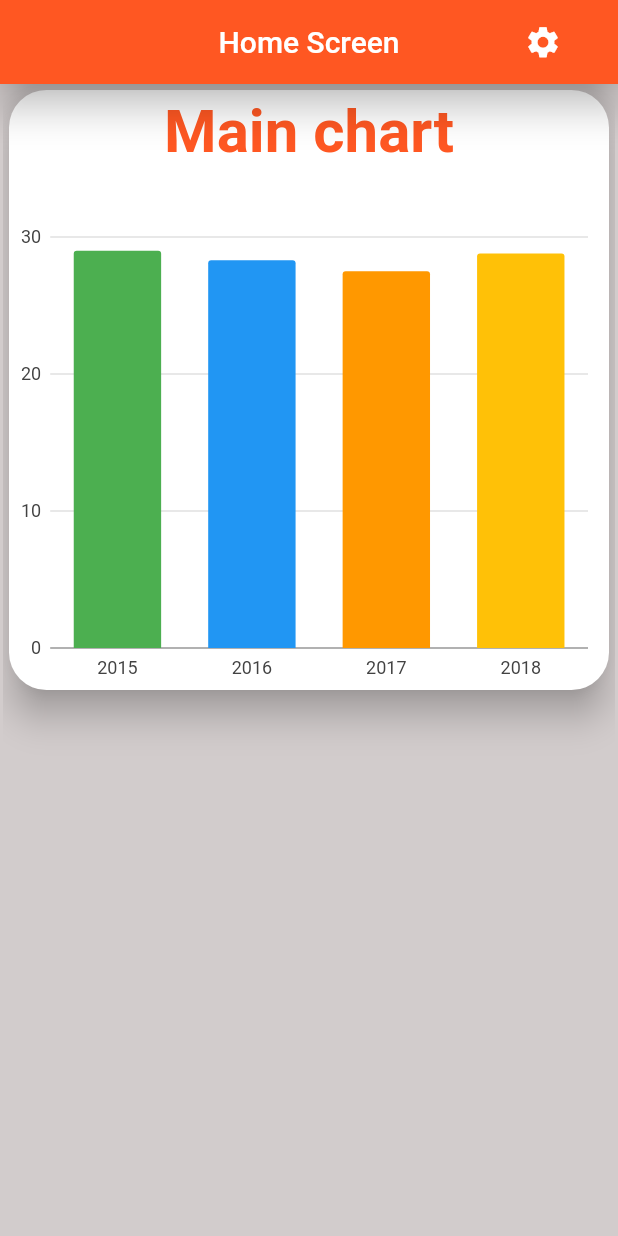
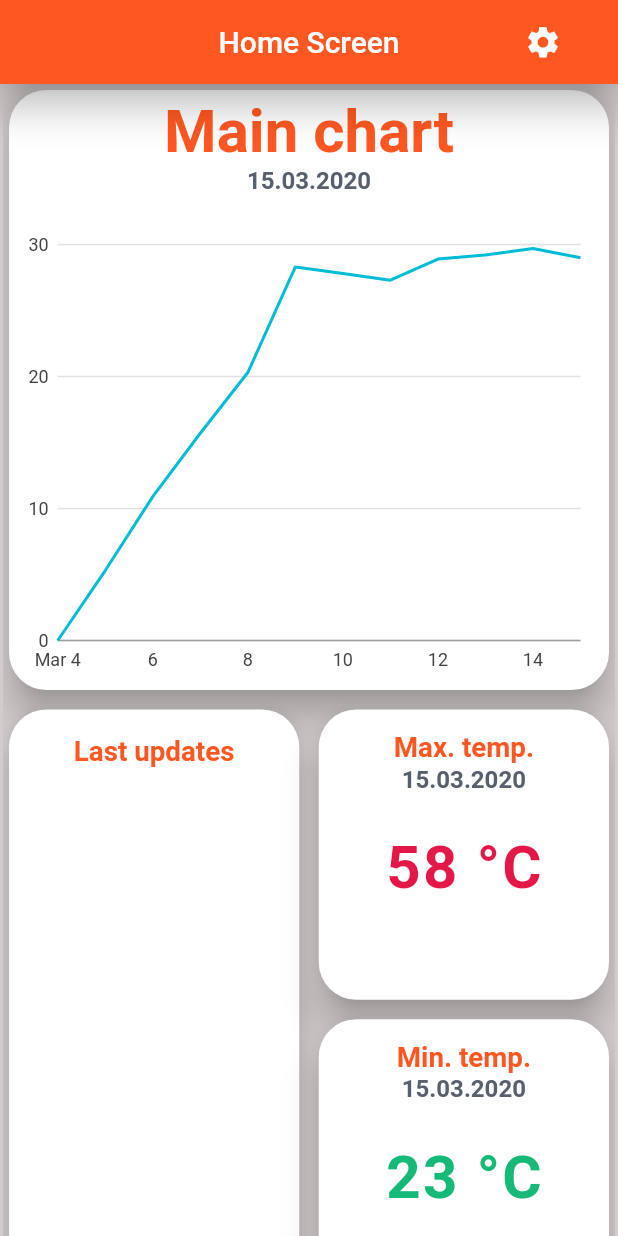
Before and after one commit to ziperjohn/datalogger_app, a Flutter app: the screen it shows after launch, on a phone screen of 412 x 824 dp. Run offline on Flutter 3.47's test engine with Material 2 defaults, Android fonts, the phone set to English and light mode, and no system bars; our stand-ins replace charts_flutter, flutter_spinkit.

Commit message:
15.3.2020

```diff
--- a/lib/models/temperature.dart
+++ /dev/null
@@ -1,14 +0,0 @@
-class Temperature {
-  final List<double> temperatures;
-  final String date;
-  final double maxTemp;
-  final double minTemp;
-  final String name;
-
-  Temperature(
-      {this.temperatures, this.date, this.maxTemp, this.minTemp, this.name});
-
-  void getMaxTemp() {}
-
-  void getMinTemp() {}
-}
--- /dev/null
+++ b/lib/models/temperature_data.dart
@@ -0,0 +1,6 @@
+class TemperatureData {
+  final DateTime charDate;
+  final double chartTemp;
+
+  TemperatureData(this.charDate, this.chartTemp);
+}
--- a/lib/models/temperature_series.dart
+++ /dev/null
@@ -1,9 +0,0 @@
-import 'package:charts_flutter/flutter.dart' as charts;
-
-class TemperatureSeries {
-  final String year;
-  final double temp;
-  final charts.Color barColor;
-
-  TemperatureSeries({this.year, this.temp, this.barColor});
-}
--- a/lib/screens/home/home.dart
+++ b/lib/screens/home/home.dart
@@ -1,40 +1,21 @@
-import 'package:datalogger/models/temperature_series.dart';
-import 'package:datalogger/screens/home/widgets/widget_temperature_chart.dart';
+import 'package:datalogger/screens/home/widgets/widget_device_name.dart';
+import 'package:datalogger/screens/home/widgets/widget_last_updates.dart';
+import 'package:datalogger/screens/home/widgets/widget_max_temp.dart';
+import 'package:datalogger/screens/home/widgets/widget_min_temp.dart';
+import 'package:datalogger/screens/home/widgets/widget_temp_chart.dart';
 import 'package:datalogger/theme/theme_constants.dart';
 import 'package:flutter/material.dart';
 import 'package:flutter_staggered_grid_view/flutter_staggered_grid_view.dart';
-import 'package:charts_flutter/flutter.dart' as charts;
+import 'package:intl/intl.dart';
 
 class Home extends StatefulWidget {
   @override
   _HomeState createState() => _HomeState();
 }
 
-String date = "";
-
 class _HomeState extends State<Home> {
-  final List<TemperatureSeries> data = [
-    TemperatureSeries(
-      year: '2015',
-      temp: 29.0,
-      barColor: charts.ColorUtil.fromDartColor(Colors.green),
-    ),
-    TemperatureSeries(
-      year: '2016',
-      temp: 28.3,
-      barColor: charts.ColorUtil.fromDartColor(Colors.blue),
-    ),
-    TemperatureSeries(
-      year: '2017',
-      temp: 27.5,
-      barColor: charts.ColorUtil.fromDartColor(Colors.orange),
-    ),
-    TemperatureSeries(
-      year: '2018',
-      temp: 28.8,
-      barColor: charts.ColorUtil.fromDartColor(Colors.amber),
-    ),
-  ];
+  static DateTime dateTime = DateTime.now();
+  static String dateFormated = new DateFormat("dd.MM.yyyy").format(dateTime);
 
   @override
   Widget build(BuildContext context) {
@@ -49,9 +30,11 @@ class _HomeState extends State<Home> {
           FlatButton.icon(
             onPressed: () async {
               dynamic result = await Navigator.pushNamed(context, '/settings');
-              setState(() {
-                date = result;
-              });
+              if (result != null) {
+                setState(() {
+                  dateFormated = result;
+                });
+              }
             },
             icon: Icon(
               Icons.settings,
@@ -81,15 +64,24 @@ class _HomeState extends State<Home> {
             ],
             children: <Widget>[
               Container(
-                child: TemperatureChart(
-                  data: data,
-                  date: date,
+                child: TemperatureChart.withSampleData(dateFormated),
+              ),
+              Container(
+                child: LastUpdates(),
+              ),
+              Container(
+                child: MaxTemperature(
+                  date: dateFormated,
                 ),
               ),
-              Container(),
-              Container(),
-              Container(),
-              Container(),
+              Container(
+                child: MinTemperature(
+                  date: dateFormated,
+                ),
+              ),
+              Container(
+                child: DeviceName(),
+              ),
             ],
           ),
         ),
--- a/lib/screens/home/widgets/widget_device.dart
+++ /dev/null
@@ -1,44 +0,0 @@
-import 'package:datalogger/theme/theme_constants.dart';
-import 'package:flutter/material.dart';
-
-Widget deviceWidget() {
-  return Card(
-    elevation: myElevation,
-    shape: RoundedRectangleBorder(
-      borderRadius: BorderRadius.circular(25.0),
-    ),
-    child: Column(
-      children: <Widget>[
-        ListTile(
-          title: Text(
-            'Device name',
-            textAlign: TextAlign.center,
-            style: TextStyle(
-              fontSize: myFontSizeMedium,
-              fontWeight: FontWeight.bold,
-              color: myOragneColor,
-            ),
-          ),
-          subtitle: Text(
-            'Datalogger VUT',
-            textAlign: TextAlign.center,
-            style: TextStyle(
-              fontSize: myFontSizeSmall,
-              fontWeight: FontWeight.bold,
-              color: myGreyColor,
-            ),
-          ),
-        ),
-        SizedBox(height: 20),
-        Text(
-          '00:11:22:33:FF:EE',
-          style: TextStyle(
-            fontSize: myFontSizeSmall,
-            fontWeight: FontWeight.bold,
-            color: myGreyColor,
-          ),
-        ),
-      ],
-    ),
-  );
-}
--- a/lib/screens/home/widgets/widget_temperature_chart.dart
+++ b/lib/screens/home/widgets/widget_device_name.dart
@@ -1,24 +1,9 @@
-import 'package:datalogger/models/temperature_series.dart';
 import 'package:datalogger/theme/theme_constants.dart';
 import 'package:flutter/material.dart';
-import 'package:charts_flutter/flutter.dart' as charts;
 
-class TemperatureChart extends StatelessWidget {
-  final List<TemperatureSeries> data;
-  final String date;
-  TemperatureChart({this.data, this.date});
-
+class DeviceName extends StatelessWidget {
   @override
   Widget build(BuildContext context) {
-    List<charts.Series<TemperatureSeries, String>> series = [
-      charts.Series(
-        id: 'Temperature',
-        data: data,
-        domainFn: (TemperatureSeries series, _) => series.year,
-        measureFn: (TemperatureSeries series, _) => series.temp,
-        colorFn: (TemperatureSeries series, _) => series.barColor,
-      ),
-    ];
     return Card(
       elevation: myElevation,
       shape: RoundedRectangleBorder(
@@ -28,16 +13,16 @@ class TemperatureChart extends StatelessWidget {
         children: <Widget>[
           ListTile(
             title: Text(
-              'Main chart',
+              'Device name',
               textAlign: TextAlign.center,
               style: TextStyle(
-                fontSize: myFontSizeBig,
+                fontSize: myFontSizeMedium,
                 fontWeight: FontWeight.bold,
                 color: myOragneColor,
               ),
             ),
             subtitle: Text(
-              date,
+              'Datalogger VUT',
               textAlign: TextAlign.center,
               style: TextStyle(
                 fontSize: myFontSizeSmall,
@@ -46,13 +31,15 @@ class TemperatureChart extends StatelessWidget {
               ),
             ),
           ),
-          SizedBox(height: 10),
-          Expanded(
-            child: charts.BarChart(
-              series,
-              animate: true,
+          SizedBox(height: 20),
+          Text(
+            '00:11:22:33:FF:EE',
+            style: TextStyle(
+              fontSize: myFontSizeSmall,
+              fontWeight: FontWeight.bold,
+              color: myGreyColor,
             ),
-          )
+          ),
         ],
       ),
     );
--- /dev/null
+++ b/lib/screens/home/widgets/widget_last_updates.dart
@@ -0,0 +1,30 @@
+import 'package:datalogger/theme/theme_constants.dart';
+import 'package:flutter/material.dart';
+
+class LastUpdates extends StatelessWidget {
+  @override
+  Widget build(BuildContext context) {
+    return Card(
+      elevation: myElevation,
+      shape: RoundedRectangleBorder(
+        borderRadius: BorderRadius.circular(25.0),
+      ),
+      child: Column(
+        children: <Widget>[
+          ListTile(
+            title: Text(
+              'Last updates',
+              textAlign: TextAlign.center,
+              style: TextStyle(
+                fontSize: myFontSizeMedium,
+                fontWeight: FontWeight.bold,
+                color: myOragneColor,
+              ),
+            ),
+          ),
+          SizedBox(height: 20),
+        ],
+      ),
+    );
+  }
+}
--- a/lib/screens/home/widgets/widget_max_temp.dart
+++ b/lib/screens/home/widgets/widget_max_temp.dart
@@ -1,7 +1,14 @@
 import 'package:datalogger/theme/theme_constants.dart';
 import 'package:flutter/material.dart';
 
-Widget maxTemperatureWidget(String date) {
+class MaxTemperature extends StatelessWidget {
+  final String date;
+  final double maxTemp;
+
+  MaxTemperature({this.date, this.maxTemp});
+
+  @override
+  Widget build(BuildContext context) {
     return Card(
       elevation: myElevation,
       shape: RoundedRectangleBorder(
@@ -43,3 +50,4 @@ Widget maxTemperatureWidget(String date) {
       ),
     );
   }
+}
--- a/lib/screens/home/widgets/widget_min_temp.dart
+++ b/lib/screens/home/widgets/widget_min_temp.dart
@@ -1,7 +1,13 @@
+import 'package:flutter/material.dart';
 import 'package:datalogger/theme/theme_constants.dart';
-import 'package:flutter/material.dart';
 
-Widget minTemperatureWidget(String date) {
+class MinTemperature extends StatelessWidget {
+  final String date;
+  final double minTemp;
+
+  MinTemperature({this.date, this.minTemp});
+  @override
+  Widget build(BuildContext context) {
     return Card(
       elevation: myElevation,
       shape: RoundedRectangleBorder(
@@ -43,3 +49,4 @@ Widget minTemperatureWidget(String date) {
       ),
     );
   }
+}
--- /dev/null
+++ b/lib/screens/home/widgets/widget_temp_chart.dart
@@ -0,0 +1,91 @@
+import 'package:datalogger/models/temperature_data.dart';
+import 'package:datalogger/theme/theme_constants.dart';
+import 'package:flutter/material.dart';
+import 'package:charts_flutter/flutter.dart' as charts;
+
+class TemperatureChart extends StatelessWidget {
+  final List<charts.Series> seriesList;
+  final String date;
+
+  TemperatureChart(this.seriesList, {this.date});
+
+  factory TemperatureChart.withSampleData(String date) {
+    return new TemperatureChart(
+      _createSampleData(),
+      // Disable animations for image tests.
+      date: date,
+    );
+  }
+
+  static List<charts.Series<TemperatureData, DateTime>> _createSampleData() {
+    final data = [
+      new TemperatureData(new DateTime(2020, 3, 4), 0.0),
+      new TemperatureData(new DateTime(2020, 3, 5), 5.3),
+      new TemperatureData(new DateTime(2020, 3, 6), 10.9),
+      new TemperatureData(new DateTime(2020, 3, 7), 15.7),
+      new TemperatureData(new DateTime(2020, 3, 8), 20.3),
+      new TemperatureData(new DateTime(2020, 3, 9), 28.3),
+      new TemperatureData(new DateTime(2020, 3, 10), 27.8),
+      new TemperatureData(new DateTime(2020, 3, 11), 27.3),
+      new TemperatureData(new DateTime(2020, 3, 12), 28.9),
+      new TemperatureData(new DateTime(2020, 3, 13), 29.2),
+      new TemperatureData(new DateTime(2020, 3, 14), 29.7),
+      new TemperatureData(new DateTime(2020, 3, 15), 29.0),
+    ];
+
+    return [
+      new charts.Series<TemperatureData, DateTime>(
+        id: 'Sales',
+        colorFn: (_, __) => charts.MaterialPalette.cyan.shadeDefault,
+        domainFn: (TemperatureData sales, _) => sales.charDate,
+        measureFn: (TemperatureData sales, _) => sales.chartTemp,
+        data: data,
+      )
+    ];
+  }
+
+  @override
+  Widget build(BuildContext context) {
+    return Card(
+      elevation: myElevation,
+      shape: RoundedRectangleBorder(
+        borderRadius: BorderRadius.circular(25.0),
+      ),
+      child: Column(
+        children: <Widget>[
+          ListTile(
+            title: Text(
+              'Main chart',
+              textAlign: TextAlign.center,
+              style: TextStyle(
+                fontSize: myFontSizeBig,
+                fontWeight: FontWeight.bold,
+                color: myOragneColor,
+              ),
+            ),
+            subtitle: Text(
+              date,
+              textAlign: TextAlign.center,
+              style: TextStyle(
+                fontSize: myFontSizeSmall,
+                fontWeight: FontWeight.bold,
+                color: myGreyColor,
+              ),
+            ),
+          ),
+          SizedBox(height: 10),
+          Expanded(
+            child: Padding(
+              padding: const EdgeInsets.all(5.0),
+              child: charts.TimeSeriesChart(
+                seriesList,
+                animate: true,
+                dateTimeFactory: const charts.LocalDateTimeFactory(),
+              ),
+            ),
+          ),
+        ],
+      ),
+    );
+  }
+}
--- a/lib/screens/home/widgets/widget_updates.dart
+++ /dev/null
@@ -1,27 +0,0 @@
-import 'package:datalogger/theme/theme_constants.dart';
-import 'package:flutter/material.dart';
-
-Widget updatesWidget() {
-  return Card(
-    elevation: myElevation,
-    shape: RoundedRectangleBorder(
-      borderRadius: BorderRadius.circular(25.0),
-    ),
-    child: Column(
-      children: <Widget>[
-        ListTile(
-          title: Text(
-            'Last updates',
-            textAlign: TextAlign.center,
-            style: TextStyle(
-              fontSize: myFontSizeMedium,
-              fontWeight: FontWeight.bold,
-              color: myOragneColor,
-            ),
-          ),
-        ),
-        SizedBox(height: 20),
-      ],
-    ),
-  );
-}
--- a/lib/screens/settings/settings.dart
+++ b/lib/screens/settings/settings.dart
@@ -8,7 +8,8 @@ class Settings extends StatefulWidget {
 }
 
 class _SettingsState extends State<Settings> {
-  int selectedRadio;
+  static int selectedRadio;
+  static String dateFormated;
 
   @override
   void initState() {
@@ -20,8 +21,8 @@ class _SettingsState extends State<Settings> {
     setState(() => selectedRadio = val);
   }
 
-  void updateDate(String date) {
-    Navigator.pop(context, date);
+  void updateDate(String dateFormated) {
+    Navigator.pop(context, dateFormated);
   }
 
   @override
@@ -64,13 +65,12 @@ class _SettingsState extends State<Settings> {
                 groupValue: selectedRadio,
                 activeColor: myCyanColor,
                 onChanged: (val) {
-                  print('day');
                   setSelectedRadio(val);
                   showDatePicker(
                     context: context,
                     initialDate: DateTime.now(),
-                    firstDate: DateTime(2018),
-                    lastDate: DateTime(2030),
+                    firstDate: DateTime(2020),
+                    lastDate: DateTime.now(),
                     builder: (BuildContext context, Widget child) {
                       return Theme(
                         data: ThemeData.light().copyWith(
@@ -83,11 +83,13 @@ class _SettingsState extends State<Settings> {
                         child: child,
                       );
                     },
-                  ).then((date) {
-                    String dateTime = DateFormat.yMd().format(date).toString();
-                    //print(dateTime);
-                    updateDate(dateTime);
-                  });
+                  ).then(
+                    (dateTime) {
+                      dateFormated =
+                          new DateFormat("dd.MM.yyyy").format(dateTime);
+                      updateDate(dateFormated);
+                    },
+                  );
                 },
               ),
             ),
```
Also changed, not shown: 1 other file. Lines whose indentation alone changed are shown as unchanged.
